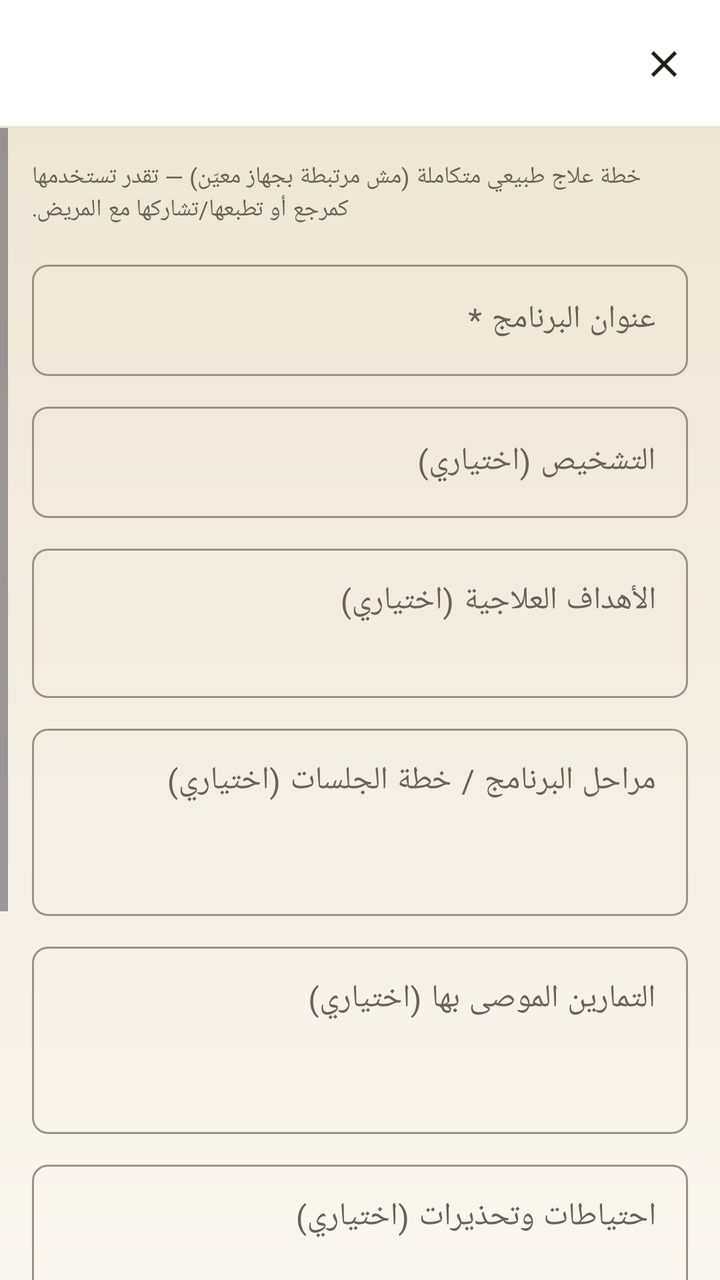
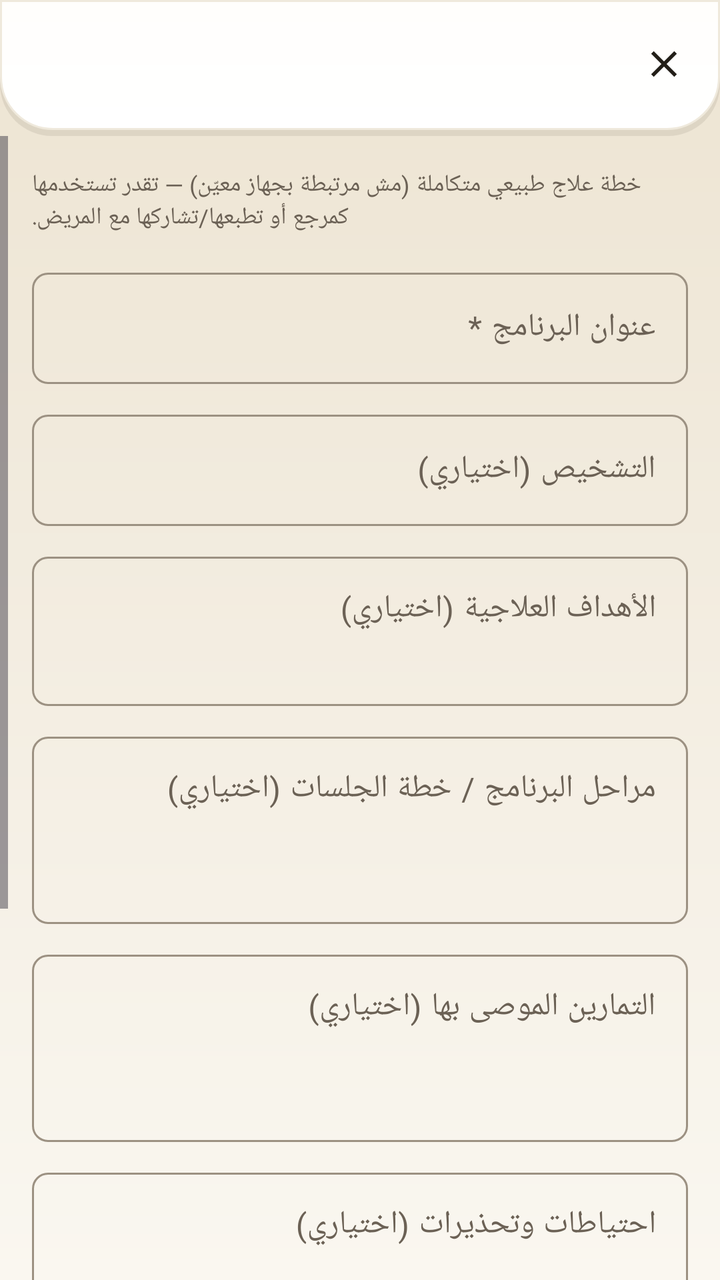

Two renders of the same Android screen: before a commit and after it. Below are the layout's source before the change and the commit's diff.
<!-- AndroidManifest.xml: application theme Theme.ClinicalMaster -->
<!-- res/layout/activity_add_edit_treatment_program.xml -->
<?xml version="1.0" encoding="utf-8"?>
<LinearLayout xmlns:android="http://schemas.android.com/apk/res/android"
    xmlns:app="http://schemas.android.com/apk/res-auto"
    android:layout_width="match_parent"
    android:layout_height="match_parent"
    android:background="@drawable/bg_app_gradient"
    android:orientation="vertical">

    <com.google.android.material.appbar.MaterialToolbar
        android:id="@+id/toolbar"
        android:layout_width="match_parent"
        android:layout_height="?attr/actionBarSize"
        android:background="@drawable/bg_header_container"
        android:title="➕ برنامج علاج فيزيائي جديد"
        android:titleTextColor="@color/text_primary"
        app:navigationIcon="@drawable/ic_close" />

    <ScrollView
        android:layout_width="match_parent"
        android:layout_height="match_parent">

        <LinearLayout
            android:layout_width="match_parent"
            android:layout_height="wrap_content"
            android:orientation="vertical"
            android:padding="16dp">

            <TextView
                android:layout_width="match_parent"
                android:layout_height="wrap_content"
                android:layout_marginBottom="14dp"
                android:gravity="end"
                android:text="خطة علاج طبيعي متكاملة (مش مرتبطة بجهاز معيّن) — تقدر تستخدمها كمرجع أو تطبعها/تشاركها مع المريض."
                android:textColor="@color/text_secondary"
                android:textDirection="rtl"
                android:textSize="12sp" />

            <com.google.android.material.textfield.TextInputLayout
                style="@style/Widget.Material3.TextInputLayout.OutlinedBox"
                android:layout_width="match_parent"
                android:layout_height="wrap_content"
                android:layout_marginBottom="10dp"
                android:hint="عنوان البرنامج *">
                <com.google.android.material.textfield.TextInputEditText
                    android:id="@+id/tp_title"
                    android:layout_width="match_parent"
                    android:layout_height="wrap_content"
                    android:textDirection="rtl" />
            </com.google.android.material.textfield.TextInputLayout>

            <com.google.android.material.textfield.TextInputLayout
                style="@style/Widget.Material3.TextInputLayout.OutlinedBox"
                android:layout_width="match_parent"
                android:layout_height="wrap_content"
                android:layout_marginBottom="10dp"
                android:hint="التشخيص (اختياري)">
                <com.google.android.material.textfield.TextInputEditText
                    android:id="@+id/tp_diagnosis"
                    android:layout_width="match_parent"
                    android:layout_height="wrap_content"
                    android:textDirection="rtl" />
            </com.google.android.material.textfield.TextInputLayout>

            <com.google.android.material.textfield.TextInputLayout
                style="@style/Widget.Material3.TextInputLayout.OutlinedBox"
                android:layout_width="match_parent"
                android:layout_height="wrap_content"
                android:layout_marginBottom="10dp"
                android:hint="الأهداف العلاجية (اختياري)">
                <com.google.android.material.textfield.TextInputEditText
                    android:id="@+id/tp_goals"
                    android:layout_width="match_parent"
                    android:layout_height="wrap_content"
                    android:gravity="top"
                    android:minLines="2"
                    android:textDirection="rtl" />
            </com.google.android.material.textfield.TextInputLayout>

            <com.google.android.material.textfield.TextInputLayout
                style="@style/Widget.Material3.TextInputLayout.OutlinedBox"
                android:layout_width="match_parent"
                android:layout_height="wrap_content"
                android:layout_marginBottom="10dp"
                android:hint="مراحل البرنامج / خطة الجلسات (اختياري)">
                <com.google.android.material.textfield.TextInputEditText
                    android:id="@+id/tp_phases"
                    android:layout_width="match_parent"
                    android:layout_height="wrap_content"
                    android:gravity="top"
                    android:minLines="3"
                    android:textDirection="rtl" />
            </com.google.android.material.textfield.TextInputLayout>

            <com.google.android.material.textfield.TextInputLayout
                style="@style/Widget.Material3.TextInputLayout.OutlinedBox"
                android:layout_width="match_parent"
                android:layout_height="wrap_content"
                android:layout_marginBottom="10dp"
                android:hint="التمارين الموصى بها (اختياري)">
                <com.google.android.material.textfield.TextInputEditText
                    android:id="@+id/tp_exercises"
                    android:layout_width="match_parent"
                    android:layout_height="wrap_content"
                    android:gravity="top"
                    android:minLines="3"
                    android:textDirection="rtl" />
            </com.google.android.material.textfield.TextInputLayout>

            <com.google.android.material.textfield.TextInputLayout
                style="@style/Widget.Material3.TextInputLayout.OutlinedBox"
                android:layout_width="match_parent"
                android:layout_height="wrap_content"
                android:layout_marginBottom="10dp"
                android:hint="احتياطات وتحذيرات (اختياري)">
                <com.google.android.material.textfield.TextInputEditText
                    android:id="@+id/tp_precautions"
                    android:layout_width="match_parent"
                    android:layout_height="wrap_content"
                    android:gravity="top"
                    android:minLines="2"
                    android:textDirection="rtl" />
            </com.google.android.material.textfield.TextInputLayout>

            <com.google.android.material.textfield.TextInputLayout
                style="@style/Widget.Material3.TextInputLayout.OutlinedBox"
                android:layout_width="match_parent"
                android:layout_height="wrap_content"
                android:layout_marginBottom="16dp"
                android:hint="ملاحظات إضافية (اختياري)">
                <com.google.android.material.textfield.TextInputEditText
                    android:id="@+id/tp_notes"
                    android:layout_width="match_parent"
                    android:layout_height="wrap_content"
                    android:gravity="top"
                    android:minLines="2"
                    android:textDirection="rtl" />
            </com.google.android.material.textfield.TextInputLayout>

            <Button
                android:id="@+id/btn_submit_program"
                style="@style/PrimaryButton"
                android:layout_marginBottom="8dp"
                android:text="💾 حفظ البرنامج" />

            <Button
                android:id="@+id/btn_cancel_program"
                style="@style/Widget.Material3.Button.TextButton"
                android:layout_width="match_parent"
                android:layout_height="wrap_content"
                android:layout_marginBottom="24dp"
                android:text="إلغاء"
                android:textColor="@color/text_secondary" />
        </LinearLayout>
    </ScrollView>
</LinearLayout>
<!-- resources referenced by this layout -->
<resources>
  <color name="text_primary">#231F19</color>
  <color name="text_secondary">#6B6155</color>
  <!-- drawable bg_app_gradient (drawable) -->
  <shape xmlns:android="http://schemas.android.com/apk/res/android" android:shape="rectangle">
      <gradient android:type="linear" android:angle="90"
          android:startColor="@color/bg_deep_1"
          android:centerColor="@color/bg_deep_2"
          android:endColor="@color/bg_deep_3"/>
  </shape>
  <!-- drawable bg_header_container (drawable) -->
  <layer-list xmlns:android="http://schemas.android.com/apk/res/android">
      <item>
          <shape android:shape="rectangle">
              <solid android:color="@color/glass_fill_strong"/>
          </shape>
      </item>
      <item android:height="1dp" android:gravity="bottom">
          <shape android:shape="rectangle">
              <solid android:color="@color/glass_border"/>
          </shape>
      </item>
  </layer-list>
  <color name="bg_deep_1">#FAF7F0</color>
  <color name="bg_deep_2">#F3EDE1</color>
  <color name="bg_deep_3">#EDE4D2</color>
  <color name="glass_fill_strong">#FFFFFF</color>
  <color name="glass_border">#E9E1D0</color>
  <color name="white">#FFFFFF</color>
  <color name="primary_cyan">#C96A46</color>
  <color name="primary_cyan_dark">#9C4E31</color>
  <color name="m3_primary_container">#F3DBCB</color>
  <color name="m3_on_primary_container">#5A2812</color>
  <color name="accent_violet">#4F7183</color>
  <color name="accent_violet_dark">#3A5563</color>
  <color name="m3_secondary_container">#DAE5E8</color>
  <color name="m3_on_secondary_container">#1C333B</color>
  <color name="m3_tertiary">#A8752B</color>
  <color name="m3_on_tertiary">#FFFFFF</color>
  <color name="m3_tertiary_container">#F2E2C4</color>
  <color name="m3_on_tertiary_container">#463010</color>
  <color name="bg_dark">#F3EDE1</color>
  <color name="surface_dark">#FFFEFC</color>
  <color name="m3_surface_variant">#F1EBDD</color>
  <color name="m3_on_surface_variant">#6B6155</color>
  <color name="m3_surface_container">#F1EBDD</color>
  <color name="m3_surface_container_high">#EAE2CE</color>
  <color name="m3_outline">#9C9182</color>
  <color name="m3_outline_variant">#EFE9DC</color>
  <color name="m3_error">#B5432B</color>
  <color name="m3_on_error">#FFFFFF</color>
  <color name="m3_error_container">#F5D6CB</color>
  <color name="m3_on_error_container">#591C0E</color>
  <color name="text_tertiary">#9C9182</color>
  <style name="ShapeAppearance.M3.Corner.ExtraSmall" parent="ShapeAppearance.Material3.Corner.ExtraSmall">
          <item name="cornerSize">8dp</item>
      </style>
  <style name="ShapeAppearance.M3.Corner.Small" parent="ShapeAppearance.Material3.Corner.Small">
          <item name="cornerSize">12dp</item>
      </style>
  <style name="ShapeAppearance.M3.Corner.Medium" parent="ShapeAppearance.Material3.Corner.Medium">
          <item name="cornerSize">16dp</item>
      </style>
  <style name="ShapeAppearance.M3.Corner.Large" parent="ShapeAppearance.Material3.Corner.Large">
          <item name="cornerSize">24dp</item>
      </style>
  <color name="shadow_strong">#22201208</color>
  <color name="primary_cyan_light">#E8956F</color>
  <style name="MaterialAlertDialog.ClinicalMaster.Title" parent="MaterialAlertDialog.Material3.Title.Text">
          <item name="android:textDirection">rtl</item>
          <item name="android:gravity">end</item>
      </style>
  <!-- unchanged entries left out for length: 5 -->
</resources>

<!-- the commit's change to res/layout/activity_add_edit_treatment_program.xml (unified diff, before → after) -->
@@ -9,10 +9,12 @@
     <com.google.android.material.appbar.MaterialToolbar
         android:id="@+id/toolbar"
         android:layout_width="match_parent"
-        android:layout_height="?attr/actionBarSize"
-        android:background="@drawable/bg_header_container"
+        android:layout_height="68dp"
+        android:background="@drawable/bg_top_bar_modern"
         android:title="➕ برنامج علاج فيزيائي جديد"
         android:titleTextColor="@color/text_primary"
+        app:contentInsetStart="18dp"
+        app:contentInsetEnd="14dp"
         app:navigationIcon="@drawable/ic_close" />
 
     <ScrollView
<!-- resource entries referenced after the edit -->
@@ -9,24 +9,30 @@
           android:centerColor="@color/bg_deep_2"
           android:endColor="@color/bg_deep_3"/>
   </shape>
-  <!-- drawable bg_header_container (drawable) -->
+  <!-- drawable bg_top_bar_modern (drawable) -->
   <layer-list xmlns:android="http://schemas.android.com/apk/res/android">
-      <item>
+      <item android:top="3dp">
           <shape android:shape="rectangle">
-              <solid android:color="@color/glass_fill_strong"/>
+              <solid android:color="@color/shadow_soft"/>
+              <corners android:bottomLeftRadius="26dp" android:bottomRightRadius="26dp"/>
           </shape>
       </item>
-      <item android:height="1dp" android:gravity="bottom">
+      <item android:bottom="3dp">
           <shape android:shape="rectangle">
-              <solid android:color="@color/glass_border"/>
+              <gradient android:type="linear" android:angle="90"
+                  android:startColor="@color/glass_fill_strong" android:endColor="@color/glass_fill"/>
+              <corners android:bottomLeftRadius="26dp" android:bottomRightRadius="26dp"/>
+              <stroke android:width="1dp" android:color="@color/glass_border_soft"/>
           </shape>
       </item>
   </layer-list>
   <color name="bg_deep_1">#FAF7F0</color>
   <color name="bg_deep_2">#F3EDE1</color>
   <color name="bg_deep_3">#EDE4D2</color>
+  <color name="shadow_soft">#14201208</color>
   <color name="glass_fill_strong">#FFFFFF</color>
-  <color name="glass_border">#E9E1D0</color>
+  <color name="glass_fill">#FFFEFC</color>
+  <color name="glass_border_soft">#EFE9DC</color>
   <color name="white">#FFFFFF</color>
   <color name="primary_cyan">#C96A46</color>
   <color name="primary_cyan_dark">#9C4E31</color>
